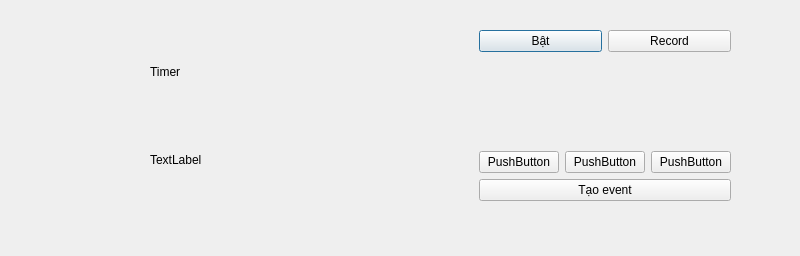
Qt form UiFiles/menuBottomLayout.ui (dangkh/UIDataCollection) before a commit.
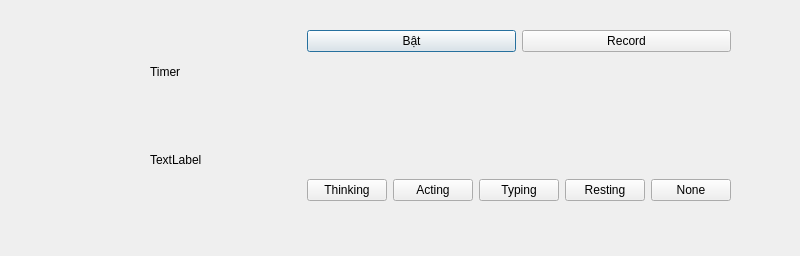
The same form after that commit.

What changed in the file:
```diff
--- a/UiFiles/menuBottomLayout.ui
+++ b/UiFiles/menuBottomLayout.ui
@@ -41,19 +41,6 @@
       </item>
      </layout>
     </item>
-    <item>
-     <spacer name="hSpacer_RcdBtn">
-      <property name="orientation">
-       <enum>Qt::Horizontal</enum>
-      </property>
-      <property name="sizeHint" stdset="0">
-       <size>
-        <width>40</width>
-        <height>20</height>
-       </size>
-      </property>
-     </spacer>
-    </item>
     <item>
      <layout class="QVBoxLayout" name="verticalLayout_2">
       <item>
@@ -92,33 +79,40 @@
         <item>
          <widget class="QPushButton" name="pushButton">
           <property name="text">
-           <string>PushButton</string>
+           <string>Thinking</string>
           </property>
          </widget>
         </item>
         <item>
          <widget class="QPushButton" name="pushButton_2">
           <property name="text">
-           <string>PushButton</string>
+           <string>Acting</string>
           </property>
          </widget>
         </item>
         <item>
          <widget class="QPushButton" name="pushButton_3">
           <property name="text">
-           <string>PushButton</string>
+           <string>Typing</string>
+          </property>
+         </widget>
+        </item>
+        <item>
+         <widget class="QPushButton" name="pushButton_5">
+          <property name="text">
+           <string>Resting</string>
+          </property>
+         </widget>
+        </item>
+        <item>
+         <widget class="QPushButton" name="pushButton_4">
+          <property name="text">
+           <string>None</string>
           </property>
          </widget>
         </item>
        </layout>
       </item>
-      <item>
-       <widget class="QPushButton" name="eventCreateBtn">
-        <property name="text">
-         <string>Tạo event</string>
-        </property>
-       </widget>
-      </item>
      </layout>
     </item>
    </layout>
```
